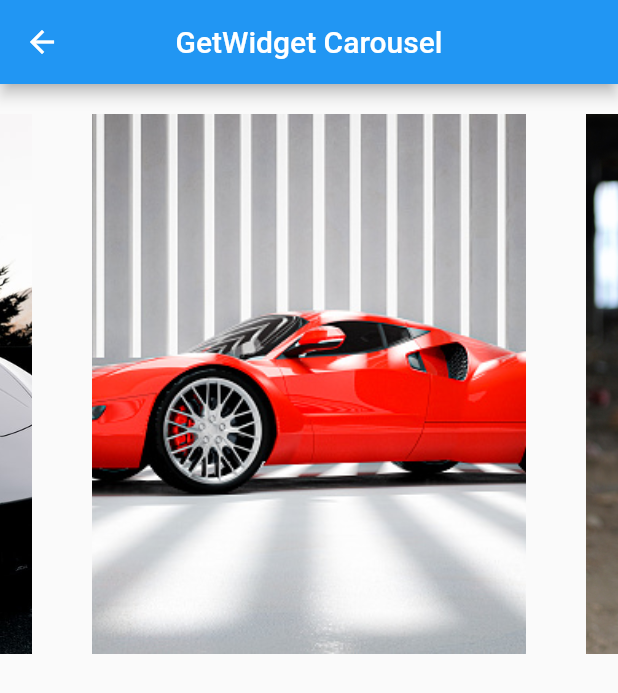
After one commit to shiiishiiir/techognizeClass, a Flutter app: the CarouselGetWidget screen opened directly, swiped to page 2, on a phone screen of 412 x 824 dp. The commit adds this screen. Shown: the top 693 px of the screen. Run offline on Flutter 3.47's test engine with Material 2 defaults, Android fonts, the phone set to English and light mode, and no system bars; drawn by our look-alikes of getwidget; our stand-ins replace firebase_core, firebase_database, flutter_spinkit, font_awesome_flutter, liquid_swipe; missing offline and left inert: expandable_widgets; accounts and stored records are empty.

Commit message:
Get widget carousel firebase connection data pass through reg form

```diff
--- /dev/null
+++ b/lib/widgetss/GetWidgetCarousel.dart
@@ -0,0 +1,59 @@
+import 'package:flutter/material.dart';
+import 'package:getwidget/getwidget.dart';
+
+class CarouselGetWidget extends StatefulWidget {
+  const CarouselGetWidget({Key? key}) : super(key: key);
+
+  @override
+  State<CarouselGetWidget> createState() => _CarouselGetWidgetState();
+}
+
+class _CarouselGetWidgetState extends State<CarouselGetWidget> {
+  final List<String> images = [
+    "assets/car.jpg",
+    "assets/car2.jpg",
+    "assets/pp.jpg",
+    "assets/cp.png",
+  ];
+
+  @override
+  Widget build(BuildContext context) {
+    return SafeArea(
+      child: Scaffold(
+        appBar: GFAppBar(
+          title: Text("GetWidget Carousel"),
+          centerTitle: true,
+        ),
+        body: Column(
+          children: <Widget>[
+            GFCarousel(
+              autoPlay: true,
+              scrollDirection: Axis.horizontal,
+              autoPlayAnimationDuration: Duration(seconds: 2),
+              height: 400,
+              aspectRatio: 16/9,
+              viewportFraction: 0.8,
+              initialPage: 0,
+              enableInfiniteScroll: true,
+              reverse: false,
+              autoPlayInterval: Duration(seconds: 3),
+              autoPlayCurve: Curves.fastOutSlowIn,
+              items: images
+                  .map((item) => Container(
+                        padding: EdgeInsets.all(20),
+                        margin: EdgeInsets.all(20),
+                        decoration: BoxDecoration(
+                          image: DecorationImage(
+                            image: AssetImage(item),
+                            fit: BoxFit.cover,
+                          ),
+                        ),
+                      ))
+                  .toList(),
+            ),
+          ],
+        ),
+      ),
+    );
+  }
+}
```
Also changed, not shown: lib/APIs/WeatherApi.dart (+14 -2 lines), lib/main.dart (+9 -2 lines), lib/widgetss/RegForms/RegFormDataEntry.dart (+34 -9 lines), pubspec.yaml (+9 -0 lines), pubspec.lock.
